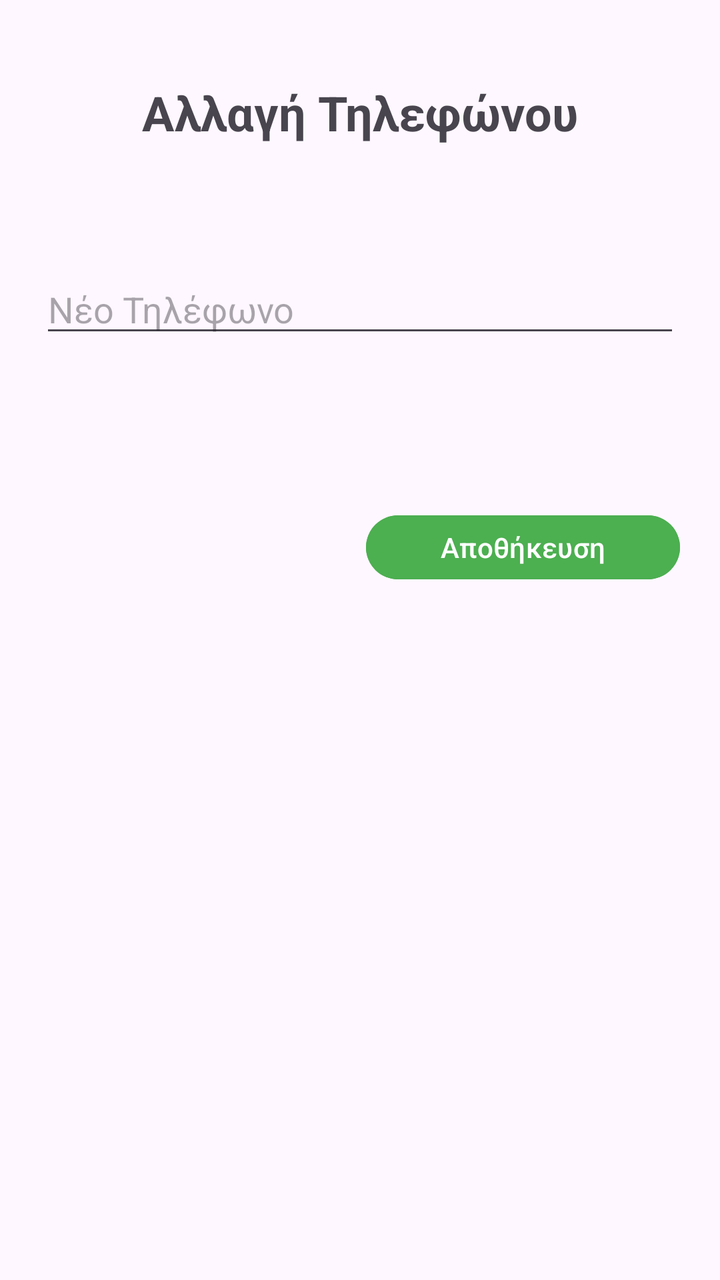
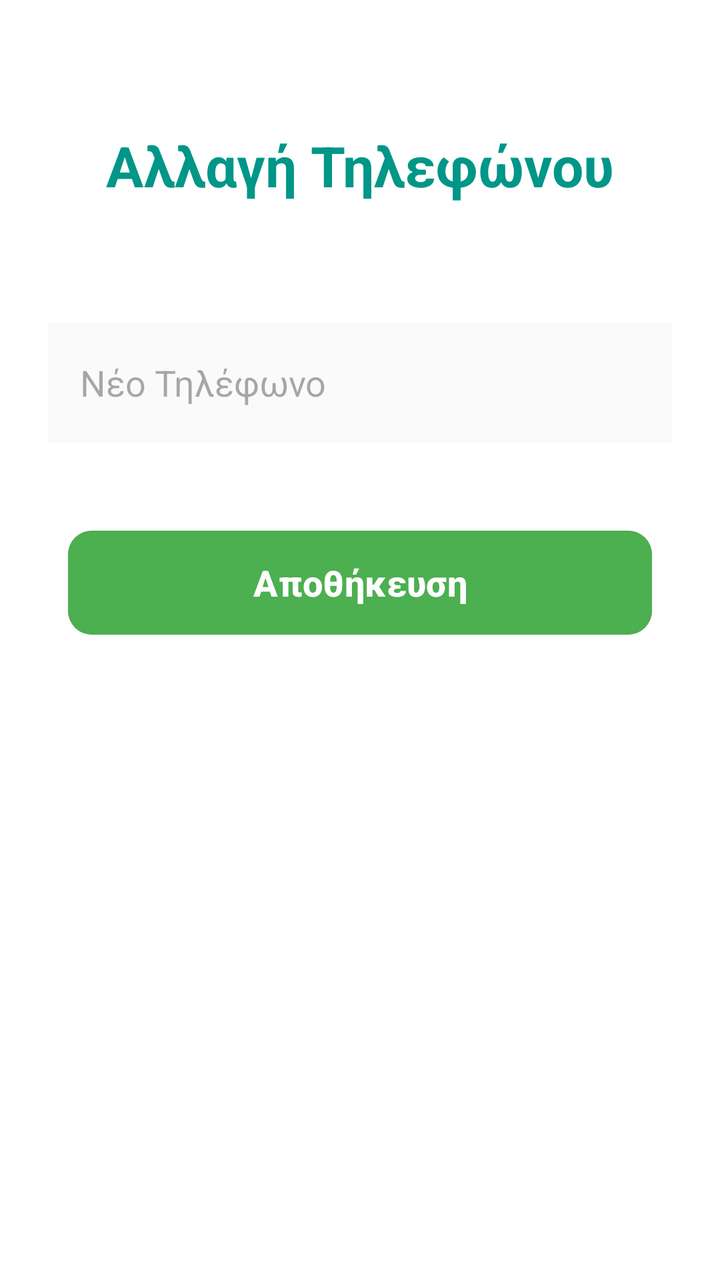

Before-and-after screenshots of an Android layout around one commit, followed by the original layout XML and the change that was made.
<!-- AndroidManifest.xml: application theme Theme.Team21 -->
<!-- res/layout/activity_phone.xml -->
<?xml version="1.0" encoding="utf-8"?>
<androidx.constraintlayout.widget.ConstraintLayout
    xmlns:android="http://schemas.android.com/apk/res/android"
    xmlns:app="http://schemas.android.com/apk/res-auto"
    xmlns:tools="http://schemas.android.com/tools"
    android:layout_width="match_parent"
    android:layout_height="match_parent"
    android:padding="20dp">

    <TextView
        android:id="@+id/txtPhoneActivityHeader"
        android:layout_width="wrap_content"
        android:layout_height="wrap_content"
        android:layout_marginTop="20dp"
        android:text="Αλλαγή Τηλεφώνου"
        android:textSize="24sp"
        android:textStyle="bold"
        app:layout_constraintEnd_toEndOf="parent"
        app:layout_constraintStart_toStartOf="parent"
        app:layout_constraintTop_toTopOf="parent" />

    <EditText
        android:id="@+id/edittxtPhoneActivity"
        android:layout_width="0dp"
        android:layout_height="wrap_content"
        android:layout_marginTop="60dp"
        android:hint="Νέο Τηλέφωνο"
        android:inputType="phone"
        app:layout_constraintEnd_toEndOf="parent"
        app:layout_constraintHorizontal_bias="0.0"
        app:layout_constraintStart_toStartOf="parent"
        app:layout_constraintTop_toBottomOf="@+id/txtPhoneActivityHeader" />

    <Button
        android:id="@+id/btnPhoneActivitySave"
        android:layout_width="157dp"
        android:layout_height="40dp"
        android:layout_marginTop="80dp"
        android:backgroundTint="#4CAF50"
        android:text="Αποθήκευση"
        android:textColor="#FFFFFF"
        app:layout_constraintEnd_toEndOf="parent"
        app:layout_constraintTop_toBottomOf="@+id/edittxtPhoneActivity" />


</androidx.constraintlayout.widget.ConstraintLayout>
<!-- resources referenced by this layout -->
<resources>
  <style name="Theme.Team21" parent="Base.Theme.Team21" />
  <style name="Base.Theme.Team21" parent="Theme.Material3.DayNight.NoActionBar">
          
          
      </style>
</resources>

<!-- the commit's change to res/layout/activity_phone.xml (unified diff, before → after) -->
@@ -3,17 +3,20 @@
     xmlns:android="http://schemas.android.com/apk/res/android"
     xmlns:app="http://schemas.android.com/apk/res-auto"
     xmlns:tools="http://schemas.android.com/tools"
+    android:id="@+id/main"
     android:layout_width="match_parent"
     android:layout_height="match_parent"
-    android:padding="20dp">
+    android:background="#FFFFFF"
+    android:padding="24dp">
 
     <TextView
         android:id="@+id/txtPhoneActivityHeader"
         android:layout_width="wrap_content"
         android:layout_height="wrap_content"
-        android:layout_marginTop="20dp"
+        android:layout_marginTop="40dp"
         android:text="Αλλαγή Τηλεφώνου"
-        android:textSize="24sp"
+        android:textColor="#009688"
+        android:textSize="28sp"
         android:textStyle="bold"
         app:layout_constraintEnd_toEndOf="parent"
         app:layout_constraintStart_toStartOf="parent"
@@ -21,26 +24,34 @@
 
     <EditText
         android:id="@+id/edittxtPhoneActivity"
-        android:layout_width="0dp"
-        android:layout_height="wrap_content"
+        android:layout_width="match_parent"
+        android:layout_height="60dp"
         android:layout_marginTop="60dp"
+        android:background="#FAFAFA"
         android:hint="Νέο Τηλέφωνο"
         android:inputType="phone"
+        android:digits="0123456789"
+        android:maxLength="10"
+        android:padding="16dp"
         app:layout_constraintEnd_toEndOf="parent"
-        app:layout_constraintHorizontal_bias="0.0"
         app:layout_constraintStart_toStartOf="parent"
         app:layout_constraintTop_toBottomOf="@+id/txtPhoneActivityHeader" />
 
     <Button
         android:id="@+id/btnPhoneActivitySave"
-        android:layout_width="157dp"
-        android:layout_height="40dp"
-        android:layout_marginTop="80dp"
+        android:layout_width="match_parent"
+        android:layout_height="60dp"
+        android:layout_marginStart="10dp"
+        android:layout_marginTop="40dp"
+        android:layout_marginEnd="10dp"
         android:backgroundTint="#4CAF50"
         android:text="Αποθήκευση"
         android:textColor="#FFFFFF"
+        android:textSize="18sp"
+        android:textStyle="bold"
+        app:cornerRadius="12dp"
         app:layout_constraintEnd_toEndOf="parent"
+        app:layout_constraintStart_toStartOf="parent"
         app:layout_constraintTop_toBottomOf="@+id/edittxtPhoneActivity" />
 
-
 </androidx.constraintlayout.widget.ConstraintLayout>
